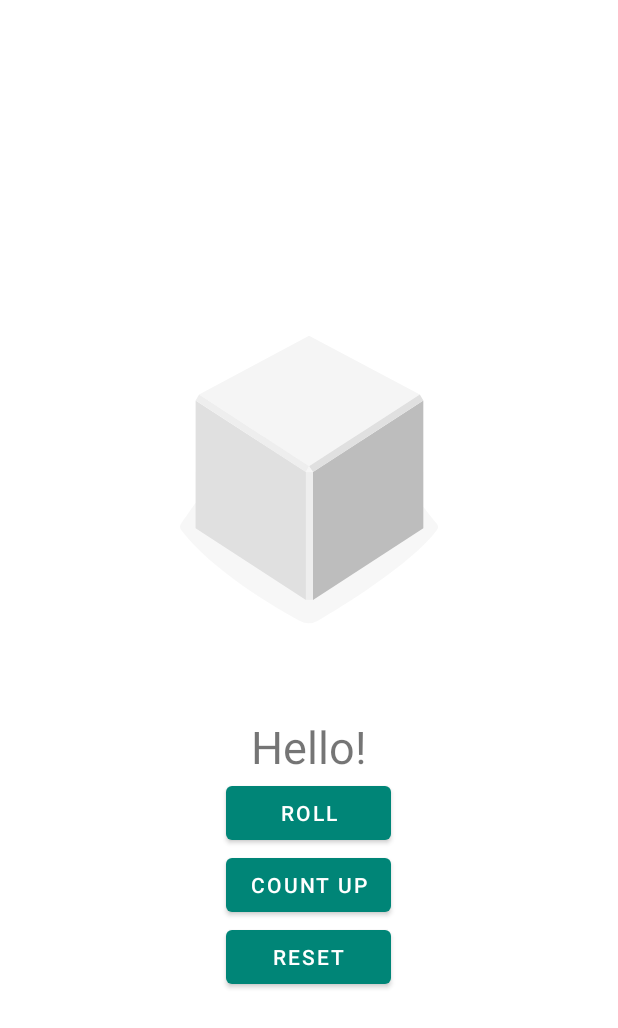
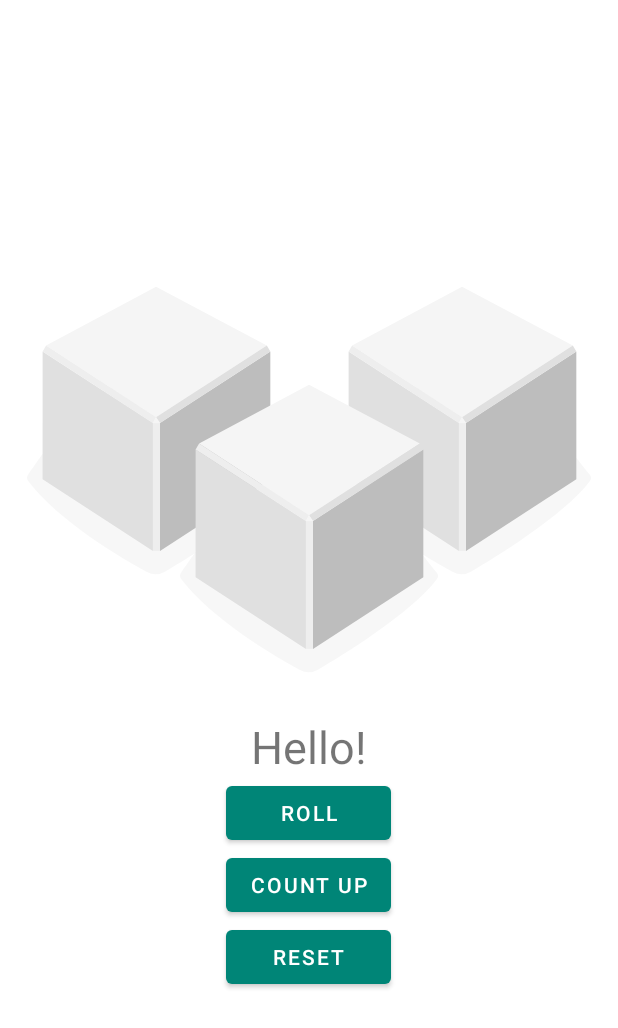
Before and after one commit to BeckDenis/DiceRoller, an Android app: the layout activity_main.xml on its own in the app's theme, with its tools: preview values and no code run, on a phone screen of 412 x 824 dp. Shown: the top 1028 px of the screen. Run offline under Robolectric (Android 15) with nearby library versions, the phone set to English and light mode, and no system bars.

Commit message:
deleted margin

```diff
--- a/app/src/main/res/layout-land/activity_main.xml
+++ b/app/src/main/res/layout-land/activity_main.xml
@@ -10,7 +10,6 @@
         android:id="@+id/roll_dice_con"
         android:layout_width="0dp"
         android:layout_height="0dp"
-        android:layout_margin="20dp"
         app:layout_constraintBottom_toBottomOf="parent"
         app:layout_constraintEnd_toStartOf="@id/guide_line"
         app:layout_constraintStart_toStartOf="parent"
--- a/app/src/main/res/layout/three_roll_dice.xml
+++ b/app/src/main/res/layout/three_roll_dice.xml
@@ -6,13 +6,16 @@
         android:id="@+id/three_roll_dice"
         android:layout_width="match_parent"
         android:layout_height="315dp"
-        android:visibility="gone">
+        app:layout_constraintTop_toTopOf="parent"
+        app:layout_constraintBottom_toBottomOf="parent"
+        app:layout_constraintStart_toStartOf="parent"
+        app:layout_constraintEnd_toEndOf="parent"
+        android:visibility="visible">
 
         <ImageView
             android:id="@+id/dice_image4"
             android:layout_width="wrap_content"
             android:layout_height="wrap_content"
-            android:layout_gravity="center_horizontal"
             app:layout_constraintEnd_toStartOf="@id/dice_image5"
             app:layout_constraintStart_toStartOf="parent"
             app:layout_constraintTop_toTopOf="parent"
@@ -22,7 +25,6 @@
             android:id="@+id/dice_image5"
             android:layout_width="wrap_content"
             android:layout_height="wrap_content"
-            android:layout_gravity="center_horizontal"
             app:layout_constraintEnd_toEndOf="parent"
             app:layout_constraintStart_toEndOf="@id/dice_image4"
             app:layout_constraintTop_toTopOf="parent"
@@ -32,7 +34,6 @@
             android:id="@+id/dice_image6"
             android:layout_width="wrap_content"
             android:layout_height="wrap_content"
-            android:layout_gravity="center_horizontal"
             app:layout_constraintBottom_toBottomOf="parent"
             app:layout_constraintEnd_toEndOf="parent"
             app:layout_constraintStart_toStartOf="parent"
```
Also changed, not shown: app/src/main/res/layout/one_roll_dice.xml (+6 -1 lines), app/src/main/res/layout/two_roll_dice.xml (+5 -3 lines).
